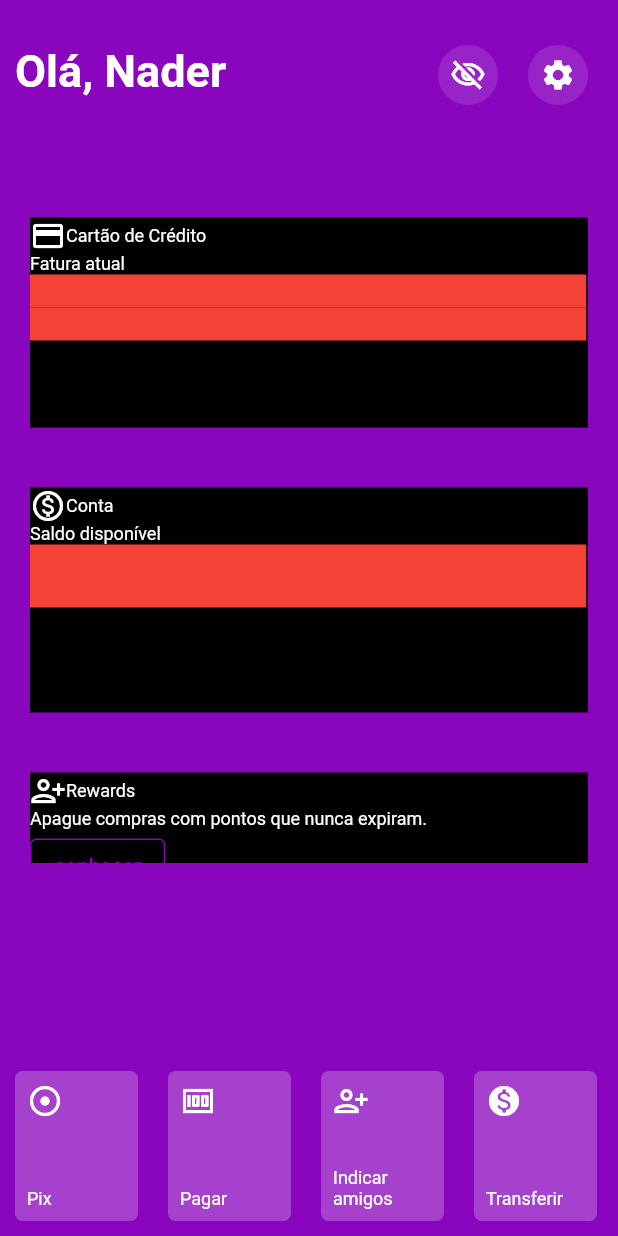
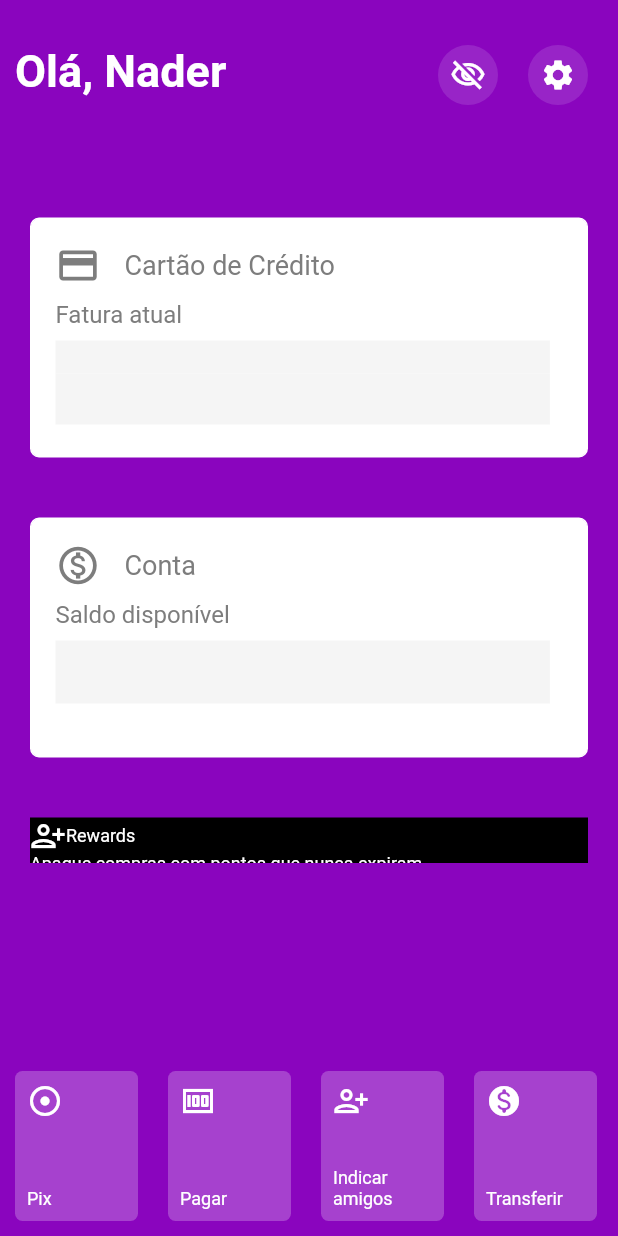
Before and after one commit to NaderFarhat/nubankclone, a Flutter app: the screen it shows after launch, on a phone screen of 412 x 824 dp. Run offline on Flutter 3.47's test engine with Material 2 defaults, Android fonts, the phone set to English and light mode, and no system bars.

Commit message:
change card

```diff
--- a/lib/pages/home/widgets/account_card.dart
+++ b/lib/pages/home/widgets/account_card.dart
@@ -8,51 +8,78 @@ class AccountCard extends StatelessWidget {
   @override
   Widget build(BuildContext context) {
     return Container(
-      height: 150,
-      color: Colors.black,
+      decoration: BoxDecoration(
+        color: Colors.white,
+        border: Border.all(
+          color: Colors.white,
+        ),
+        borderRadius: BorderRadius.all(Radius.circular(6)),
+      ),
+      height: 160,
+      child: Padding(
+        padding: const EdgeInsets.all(16.0),
         child: Column(
           children: [
             Row(
               children: [
-              Icon(
+                Padding(
+                  padding: const EdgeInsets.only(right: 16.0),
+                  child: Icon(
                     Icons.monetization_on_outlined,
+                    color: Color(0xff7d7d7d),
+                    size: 30.0,
+                  ),
                 ),
                 Text(
                   'Conta',
-                style: TextStyle(fontSize: 12),
+                  style: TextStyle(fontSize: 18, color: Color(0xff7d7d7d)),
                 )
               ],
             ),
             Row(
               children: [
-              Text(
+                Padding(
+                  padding: const EdgeInsets.symmetric(vertical: 8.0),
+                  child: Text(
                     'Saldo disponível',
-                style: TextStyle(fontSize: 12),
+                    style: TextStyle(
+                      fontSize: 16,
+                      color: Color(0xff7d7d7d),
+                    ),
+                  ),
                 )
               ],
             ),
             showData
-              ? Row(
+                ? Padding(
+                    padding: const EdgeInsets.symmetric(vertical: 8.0),
+                    child: Row(
                       children: [
                         Text(
                           "R\$ 0,00",
-                      style: TextStyle(fontSize: 12),
+                          style: TextStyle(
+                              fontSize: 36,
+                              color: Color(0xff151515),
+                              fontWeight: FontWeight.bold),
                         )
                       ],
+                    ),
                   )
                 : Row(
                     children: [
                       SizedBox(
-                      width: MediaQuery.of(context).size.width * 0.9,
+                        width: MediaQuery.of(context).size.width * 0.8,
                         height: 42.0,
                         child: const DecoratedBox(
-                        decoration: const BoxDecoration(color: Colors.red),
+                          decoration:
+                              const BoxDecoration(color: Color(0xfff5f5f5)),
                         ),
                       )
                     ],
                   ),
           ],
         ),
+      ),
     );
   }
 }
--- a/lib/pages/home/widgets/credit_card.dart
+++ b/lib/pages/home/widgets/credit_card.dart
@@ -8,26 +8,46 @@ class CreditCard extends StatelessWidget {
   @override
   Widget build(BuildContext context) {
     return Container(
-      height: 140,
-      color: Colors.black,
+      decoration: BoxDecoration(
+        color: Colors.white,
+        border: Border.all(
+          color: Colors.white,
+        ),
+        borderRadius: BorderRadius.all(Radius.circular(6)),
+      ),
+      height: 160,
+      // color: Colors.black,
+      child: Padding(
+        padding: const EdgeInsets.all(16.0),
         child: Column(
           children: [
             Row(
               children: [
-              Icon(
+                Padding(
+                  padding: const EdgeInsets.only(right: 16.0),
+                  child: Icon(
                     Icons.credit_card,
+                    color: Color(0xff7d7d7d),
+                    size: 30.0,
+                  ),
                 ),
                 Text(
                   'Cartão de Crédito',
-                style: TextStyle(fontSize: 12),
+                  style: TextStyle(fontSize: 18, color: Color(0xff7d7d7d)),
                 )
               ],
             ),
             Row(
               children: [
-              Text(
+                Padding(
+                  padding: const EdgeInsets.symmetric(vertical: 8.0),
+                  child: Text(
                     'Fatura atual',
-                style: TextStyle(fontSize: 12),
+                    style: TextStyle(
+                      fontSize: 16,
+                      color: Color(0xff7d7d7d),
+                    ),
+                  ),
                 )
               ],
             ),
@@ -36,47 +56,60 @@ class CreditCard extends StatelessWidget {
                     children: [
                       Text(
                         "R\$ 0,00",
-                      style: TextStyle(fontSize: 12),
+                        style: TextStyle(
+                            fontSize: 32,
+                            color: Color(0xff24a7ed),
+                            fontWeight: FontWeight.bold),
                       )
                     ],
                   )
                 : Row(
                     children: [
                       SizedBox(
-                      width: MediaQuery.of(context).size.width * 0.9,
+                        width: MediaQuery.of(context).size.width * 0.8,
                         height: 22.0,
                         child: const DecoratedBox(
-                        decoration: const BoxDecoration(color: Colors.red),
+                          decoration:
+                              const BoxDecoration(color: Color(0xfff5f5f5)),
                         ),
                       )
                     ],
                   ),
             showData
-              ? Row(
+                ? Padding(
+                    padding: const EdgeInsets.symmetric(vertical: 4.0),
+                    child: Row(
                       children: [
                         Text(
                           "Limite disponível ",
-                      style: TextStyle(fontSize: 12),
+                          style:
+                              TextStyle(fontSize: 12, color: Color(0xff747474)),
                         ),
                         Text(
                           "R\$ 3000,00",
-                      style: TextStyle(fontSize: 12),
+                          style: TextStyle(
+                              fontSize: 12,
+                              color: Color(0xff125d36),
+                              fontWeight: FontWeight.bold),
                         ),
                       ],
+                    ),
                   )
                 : Row(
                     children: [
                       SizedBox(
-                      width: MediaQuery.of(context).size.width * 0.9,
-                      height: 22.0,
+                        width: MediaQuery.of(context).size.width * 0.8,
+                        height: 34.0,
                         child: const DecoratedBox(
-                        decoration: const BoxDecoration(color: Colors.red),
+                          decoration:
+                              const BoxDecoration(color: Color(0xfff5f5f5)),
                         ),
                       )
                     ],
                   ),
           ],
         ),
+      ),
     );
   }
 }
```
Lines whose indentation alone changed are shown as unchanged.
